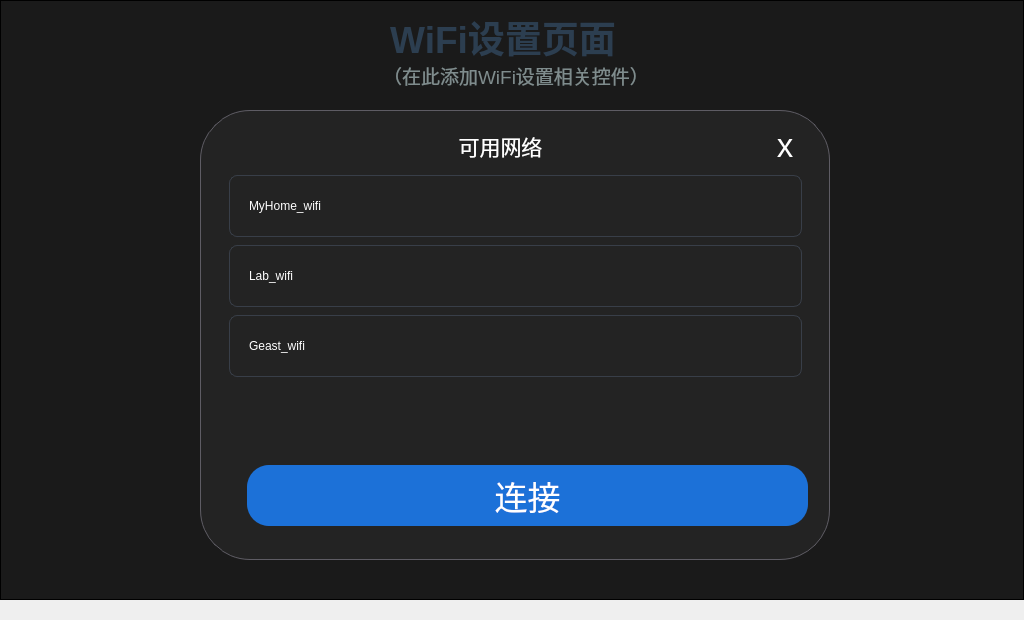
Above: ui/WifiDialog.ui from zwq1270033721/my_mp157_smart_home_panel before the change. Below: the same form after it.
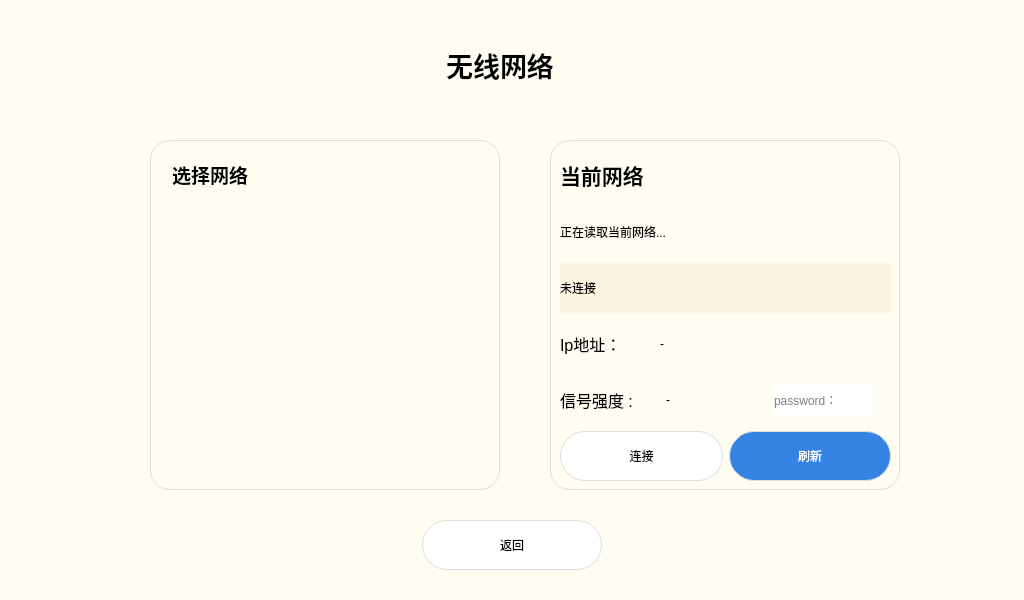
That is the form after the change. Icons and pictures are not drawn.

```diff
--- a/ui/WifiDialog.ui
+++ b/ui/WifiDialog.ui
@@ -7,19 +7,19 @@
     <x>0</x>
     <y>0</y>
     <width>1024</width>
-    <height>620</height>
+    <height>600</height>
    </rect>
   </property>
   <property name="minimumSize">
    <size>
     <width>1024</width>
-    <height>620</height>
+    <height>600</height>
    </size>
   </property>
   <property name="maximumSize">
    <size>
     <width>1024</width>
-    <height>620</height>
+    <height>600</height>
    </size>
   </property>
   <property name="windowTitle">
@@ -47,245 +47,421 @@
     </size>
    </property>
    <property name="styleSheet">
-    <string notr="true">background-color: rgb(26, 26, 26)</string>
-   </property>
-   <property name="frameShape">
-    <enum>QFrame::Box</enum>
+    <string notr="true">background-color: rgb(255, 252, 242);</string>
    </property>
    <property name="text">
     <string/>
    </property>
   </widget>
-  <widget class="QFrame" name="wifiwindows">
+  <widget class="QLabel" name="mainTitleLabel">
    <property name="geometry">
     <rect>
-     <x>200</x>
-     <y>110</y>
-     <width>630</width>
-     <height>450</height>
+     <x>400</x>
+     <y>40</y>
+     <width>200</width>
+     <height>50</height>
+    </rect>
+   </property>
+   <property name="text">
+    <string>&lt;html&gt;&lt;head/&gt;&lt;body&gt;&lt;p align=&quot;center&quot;&gt;&lt;span style=&quot; font-size:20pt; font-weight:700;&quot;&gt;无线网络&lt;/span&gt;&lt;/p&gt;&lt;/body&gt;&lt;/html&gt;</string>
+   </property>
+  </widget>
+  <widget class="QFrame" name="wifiInfoFrame">
+   <property name="geometry">
+    <rect>
+     <x>550</x>
+     <y>140</y>
+     <width>350</width>
+     <height>350</height>
     </rect>
    </property>
    <property name="minimumSize">
     <size>
-     <width>630</width>
-     <height>450</height>
+     <width>350</width>
+     <height>350</height>
     </size>
    </property>
    <property name="maximumSize">
     <size>
-     <width>630</width>
-     <height>450</height>
+     <width>350</width>
+     <height>350</height>
     </size>
    </property>
    <property name="styleSheet">
-    <string notr="true">QFrame#wifiwindows {
-    background-color:rgb(35, 35, 35);
-    border: 1px solid rgb(94, 92, 100);
-    border-radius: 50px;
+    <string notr="true">QFrame#wifiInfoFrame{
+border-radius:20px;
+border:1px solid rgb(222, 221, 218);
 }</string>
    </property>
    <property name="frameShape">
-    <enum>QFrame::NoFrame</enum>
+    <enum>QFrame::StyledPanel</enum>
    </property>
    <property name="frameShadow">
     <enum>QFrame::Raised</enum>
    </property>
-   <widget class="QLabel" name="label_2">
+   <widget class="QWidget" name="layoutWidget">
     <property name="geometry">
      <rect>
-      <x>170</x>
-      <y>20</y>
-      <width>261</width>
-      <height>31</height>
-     </rect>
-    </property>
-    <property name="styleSheet">
-     <string notr="true">color: rgb(255, 255, 255);</string>
-    </property>
-    <property name="text">
-     <string>&lt;html&gt;&lt;head/&gt;&lt;body&gt;&lt;p align=&quot;center&quot;&gt;&lt;span style=&quot; font-size:16pt;&quot;&gt;可用网络&lt;/span&gt;&lt;/p&gt;&lt;/body&gt;&lt;/html&gt;</string>
-    </property>
-   </widget>
-   <widget class="QListWidget" name="listWidget">
-    <property name="geometry">
-     <rect>
-      <x>25</x>
-      <y>61</y>
-      <width>581</width>
-      <height>301</height>
-     </rect>
-    </property>
-    <property name="styleSheet">
-     <string notr="true">/* 整个列表控件 */
-QListWidget {
-    background-color: rgb(35, 35, 35);
-    border: none;
-    border-radius: 16px;
-    color: #ffffff;
-    outline: none; /* 去掉选中时的虚线外框 */
-}
-
-/* 每一行item（WiFi条目） */
-QListWidget::item {
-    height: 60px;         /* 行高，调大一点，像卡片 */
-    border:1px solid #383e48; /* 条目细边框 */
-    border-radius:8px;    /* 条目圆角 */
-    margin:4px;           /* 条目之间留出空隙，分开卡片 */
-    padding-left:16px;    /* 文字左边留白 */
-}
-
-/* 鼠标悬浮在条目上 */
-QListWidget::item:hover {
-    background-color:#303742;
-}
-
-/* 选中当前WiFi条目（蓝色高亮，参考你效果图） */
-QListWidget::item:selected {
-    background-color:#164b80;
-    border:1px solid #2188dd;
-    color:white;
-}</string>
-    </property>
-    <item>
-     <property name="text">
-      <string>MyHome_wifi</string>
-     </property>
-     <property name="icon">
-      <iconset theme="pda"/>
-     </property>
-    </item>
-    <item>
-     <property name="text">
-      <string>Lab_wifi</string>
-     </property>
-     <property name="icon">
-      <iconset theme="phone"/>
-     </property>
-    </item>
-    <item>
-     <property name="text">
-      <string>Geast_wifi</string>
-     </property>
-     <property name="icon">
-      <iconset theme="multimedia-volume-control"/>
-     </property>
-    </item>
-   </widget>
-   <widget class="QPushButton" name="btnBack">
-    <property name="geometry">
-     <rect>
-      <x>560</x>
+      <x>10</x>
       <y>10</y>
-      <width>50</width>
-      <height>50</height>
+      <width>331</width>
+      <height>331</height>
      </rect>
     </property>
-    <property name="minimumSize">
-     <size>
-      <width>50</width>
-      <height>50</height>
-     </size>
-    </property>
-    <property name="maximumSize">
-     <size>
-      <width>50</width>
-      <height>50</height>
-     </size>
-    </property>
-    <property name="styleSheet">
-     <string notr="true">QPushButton{background-color:rgb(35, 35, 35);;color:white;border-radius:8px;font-size:25pt;}QPushButton:pressed{background-color:#2980b9;}</string>
-    </property>
-    <property name="text">
-     <string>x</string>
-    </property>
-   </widget>
-   <widget class="QPushButton" name="pushButton">
-    <property name="geometry">
-     <rect>
-      <x>47</x>
-      <y>355</y>
-      <width>561</width>
-      <height>61</height>
-     </rect>
-    </property>
-    <property name="styleSheet">
-     <string notr="true">QPushButton{background-color:rgb(28, 113, 216);;color:white;border-radius:22px;font-size:25pt;}QPushButton:pressed{background-color:#2980b9;}</string>
-    </property>
-    <property name="text">
-     <string>连接</string>
-    </property>
+    <layout class="QVBoxLayout" name="verticalLayout">
+     <item>
+      <widget class="QLabel" name="curNetTitleLabel">
+       <property name="minimumSize">
+        <size>
+         <width>200</width>
+         <height>50</height>
+        </size>
+       </property>
+       <property name="maximumSize">
+        <size>
+         <width>200</width>
+         <height>16777215</height>
+        </size>
+       </property>
+       <property name="text">
+        <string>&lt;html&gt;&lt;head/&gt;&lt;body&gt;&lt;p&gt;&lt;span style=&quot; font-size:16pt; font-weight:700;&quot;&gt;当前网络&lt;/span&gt;&lt;/p&gt;&lt;/body&gt;&lt;/html&gt;</string>
+       </property>
+      </widget>
+     </item>
+     <item>
+      <widget class="QLabel" name="connectedlabel">
+       <property name="text">
+        <string>正在读取当前网络...</string>
+       </property>
+      </widget>
+     </item>
+     <item>
+      <widget class="QLabel" name="curSsidLabel">
+       <property name="minimumSize">
+        <size>
+         <width>300</width>
+         <height>50</height>
+        </size>
+       </property>
+       <property name="styleSheet">
+        <string notr="true">background-color: rgb(252, 245, 228);</string>
+       </property>
+       <property name="text">
+        <string>未连接</string>
+       </property>
+      </widget>
+     </item>
+     <item>
+      <layout class="QHBoxLayout" name="ipRowLayout">
+       <property name="spacing">
+        <number>0</number>
+       </property>
+       <item>
+        <widget class="QLabel" name="ipNameLabel">
+         <property name="minimumSize">
+          <size>
+           <width>100</width>
+           <height>50</height>
+          </size>
+         </property>
+         <property name="maximumSize">
+          <size>
+           <width>100</width>
+           <height>16777215</height>
+          </size>
+         </property>
+         <property name="text">
+          <string>&lt;html&gt;&lt;head/&gt;&lt;body&gt;&lt;p&gt;&lt;span style=&quot; font-size:12pt;&quot;&gt;Ip地址：&lt;/span&gt;&lt;/p&gt;&lt;/body&gt;&lt;/html&gt;</string>
+         </property>
+        </widget>
+       </item>
+       <item>
+        <widget class="QLabel" name="ipValueLabel">
+         <property name="minimumSize">
+          <size>
+           <width>200</width>
+           <height>50</height>
+          </size>
+         </property>
+         <property name="maximumSize">
+          <size>
+           <width>100</width>
+           <height>16777215</height>
+          </size>
+         </property>
+         <property name="text">
+          <string>-</string>
+         </property>
+        </widget>
+       </item>
+       <item>
+        <spacer name="ipRowSpacer">
+         <property name="orientation">
+          <enum>Qt::Horizontal</enum>
+         </property>
+         <property name="sizeHint" stdset="0">
+          <size>
+           <width>40</width>
+           <height>20</height>
+          </size>
+         </property>
+        </spacer>
+       </item>
+      </layout>
+     </item>
+     <item>
+      <layout class="QHBoxLayout" name="horizontalLayout">
+       <item>
+        <layout class="QHBoxLayout" name="signalRowLayout">
+         <item>
+          <widget class="QLabel" name="signalNameLabel">
+           <property name="minimumSize">
+            <size>
+             <width>100</width>
+             <height>50</height>
+            </size>
+           </property>
+           <property name="maximumSize">
+            <size>
+             <width>100</width>
+             <height>16777215</height>
+            </size>
+           </property>
+           <property name="text">
+            <string>&lt;html&gt;&lt;head/&gt;&lt;body&gt;&lt;p&gt;&lt;span style=&quot; font-size:12pt;&quot;&gt;信号强度 :&lt;/span&gt;&lt;/p&gt;&lt;/body&gt;&lt;/html&gt;</string>
+           </property>
+          </widget>
+         </item>
+         <item>
+          <widget class="QLabel" name="signalValueLabel">
+           <property name="minimumSize">
+            <size>
+             <width>100</width>
+             <height>50</height>
+            </size>
+           </property>
+           <property name="maximumSize">
+            <size>
+             <width>100</width>
+             <height>16777215</height>
+            </size>
+           </property>
+           <property name="text">
+            <string>-</string>
+           </property>
+          </widget>
+         </item>
+        </layout>
+       </item>
+       <item>
+        <widget class="QLineEdit" name="passwordLineEdit">
+         <property name="minimumSize">
+          <size>
+           <width>100</width>
+           <height>30</height>
+          </size>
+         </property>
+         <property name="styleSheet">
+          <string notr="true">border:none;</string>
+         </property>
+         <property name="text">
+          <string/>
+         </property>
+         <property name="echoMode">
+          <enum>QLineEdit::Password</enum>
+         </property>
+         <property name="placeholderText">
+          <string>password：</string>
+         </property>
+        </widget>
+       </item>
+       <item>
+        <spacer name="horizontalSpacer">
+         <property name="orientation">
+          <enum>Qt::Horizontal</enum>
+         </property>
+         <property name="sizeHint" stdset="0">
+          <size>
+           <width>40</width>
+           <height>20</height>
+          </size>
+         </property>
+        </spacer>
+       </item>
+      </layout>
+     </item>
+     <item>
+      <layout class="QHBoxLayout" name="wifiButtonLayout">
+       <item>
+        <widget class="QPushButton" name="connectButton">
+         <property name="minimumSize">
+          <size>
+           <width>150</width>
+           <height>50</height>
+          </size>
+         </property>
+         <property name="styleSheet">
+          <string notr="true">QPushButton#connectButton{
+border-radius:25px;
+border:1px solid rgb(222, 221, 218);
+	background-color: rgb(255, 255, 255);
+}
+QPushButton#connectButton::pressed{
+border-radius:25px;
+border:1px solid rgb(222, 221, 218);
+background-color: rgb(51, 209, 122);
+}
+</string>
+         </property>
+         <property name="text">
+          <string>连接</string>
+         </property>
+        </widget>
+       </item>
+       <item>
+        <widget class="QPushButton" name="refreshButton">
+         <property name="minimumSize">
+          <size>
+           <width>150</width>
+           <height>50</height>
+          </size>
+         </property>
+         <property name="styleSheet">
+          <string notr="true">QPushButton#refreshButton{
+border-radius:25px;
+border:1px solid rgb(222, 221, 218);
+background-color: rgb(53, 132, 228);
+color: rgb(255, 255, 255);
+}
+QPushButton#refreshButton::pressed{
+border-radius:25px;
+border:1px solid rgb(222, 221, 218);
+color: rgb(255, 255, 255);
+	background-color: rgb(26, 95, 180);
+}</string>
+         </property>
+         <property name="text">
+          <string>刷新</string>
+         </property>
+        </widget>
+       </item>
+      </layout>
+     </item>
+    </layout>
    </widget>
   </widget>
-  <widget class="QLabel" name="labelTitle">
+  <widget class="QFrame" name="wifiSelectFrame">
    <property name="geometry">
     <rect>
-     <x>390</x>
-     <y>10</y>
-     <width>226</width>
-     <height>54</height>
+     <x>150</x>
+     <y>140</y>
+     <width>350</width>
+     <height>350</height>
     </rect>
    </property>
+   <property name="minimumSize">
+    <size>
+     <width>350</width>
+     <height>350</height>
+    </size>
+   </property>
+   <property name="maximumSize">
+    <size>
+     <width>350</width>
+     <height>350</height>
+    </size>
+   </property>
    <property name="styleSheet">
-    <string notr="true">font-size:28pt; font-weight:bold; color:#2c3e50;</string>
+    <string notr="true">QFrame#wifiSelectFrame{
+border-radius:20px;
+border:1px solid rgb(222, 221, 218);
+}</string>
    </property>
-   <property name="text">
-    <string>WiFi设置页面</string>
+   <property name="frameShape">
+    <enum>QFrame::StyledPanel</enum>
    </property>
-   <property name="alignment">
-    <set>Qt::AlignCenter</set>
+   <property name="frameShadow">
+    <enum>QFrame::Raised</enum>
    </property>
-  </widget>
-  <widget class="QWidget" name="">
-   <property name="geometry">
-    <rect>
-     <x>0</x>
-     <y>60</y>
-     <width>1031</width>
-     <height>30</height>
-    </rect>
-   </property>
-   <layout class="QHBoxLayout" name="horizontalLayout_2">
+   <layout class="QVBoxLayout" name="wifiSelectLayout">
     <item>
-     <spacer name="horizontalSpacer">
-      <property name="orientation">
-       <enum>Qt::Horizontal</enum>
-      </property>
-      <property name="sizeHint" stdset="0">
+     <layout class="QHBoxLayout" name="wifiSelectTitleLayout">
+      <item>
+       <widget class="QLabel" name="selectNetTitleLabel">
+        <property name="minimumSize">
+         <size>
+          <width>100</width>
+          <height>50</height>
+         </size>
+        </property>
+        <property name="text">
+         <string>&lt;html&gt;&lt;head/&gt;&lt;body&gt;&lt;p align=&quot;center&quot;&gt;&lt;span style=&quot; font-size:14pt; font-weight:700;&quot;&gt;选择网络&lt;/span&gt;&lt;/p&gt;&lt;/body&gt;&lt;/html&gt;</string>
+        </property>
+       </widget>
+      </item>
+      <item>
+       <spacer name="wifiSelectTitleSpacer">
+        <property name="orientation">
+         <enum>Qt::Horizontal</enum>
+        </property>
+        <property name="sizeHint" stdset="0">
+         <size>
+          <width>40</width>
+          <height>20</height>
+         </size>
+        </property>
+       </spacer>
+      </item>
+     </layout>
+    </item>
+    <item>
+     <widget class="QListWidget" name="wifiListWidget">
+      <property name="minimumSize">
        <size>
-        <width>40</width>
-        <height>20</height>
+        <width>300</width>
+        <height>270</height>
        </size>
       </property>
-     </spacer>
-    </item>
-    <item>
-     <widget class="QLabel" name="labelHint">
       <property name="styleSheet">
-       <string notr="true">font-size:14pt; color:#7f8c8d;</string>
-      </property>
-      <property name="text">
-       <string>（在此添加WiFi设置相关控件）</string>
-      </property>
-      <property name="alignment">
-       <set>Qt::AlignCenter</set>
+       <string notr="true">QListWidget{
+    border:none;       /* 去掉list自带的丑陋边框，边框交给外层QFrame */
+background-color: rgb(255, 252, 242);
+    outline:0;
+}
+QListWidget::item{
+    height:48px; /* 固定行高！触摸屏手指好点击，不用反复调大小 */
+}
+QListWidget::item:selected{
+    background:rgb(252, 245, 228);
+}</string>
       </property>
      </widget>
     </item>
-    <item>
-     <spacer name="horizontalSpacer_2">
-      <property name="orientation">
-       <enum>Qt::Horizontal</enum>
-      </property>
-      <property name="sizeHint" stdset="0">
-       <size>
-        <width>40</width>
-        <height>20</height>
-       </size>
-      </property>
-     </spacer>
-    </item>
    </layout>
   </widget>
+  <widget class="QPushButton" name="btnBack">
+   <property name="geometry">
+    <rect>
+     <x>422</x>
+     <y>520</y>
+     <width>180</width>
+     <height>50</height>
+    </rect>
+   </property>
+   <property name="styleSheet">
+    <string notr="true">QPushButton#btnBack{
+border-radius:25px;
+border:1px solid rgb(222, 221, 218);
+background-color: rgb(255, 255, 255);
+}
+QPushButton#btnBack::pressed{
+background-color: rgb(252, 245, 228);
+}</string>
+   </property>
+   <property name="text">
+    <string>返回</string>
+   </property>
+  </widget>
  </widget>
  <resources/>
  <connections/>
```
Left out of the diff: 2 changed lines with no effect on the pictures.
